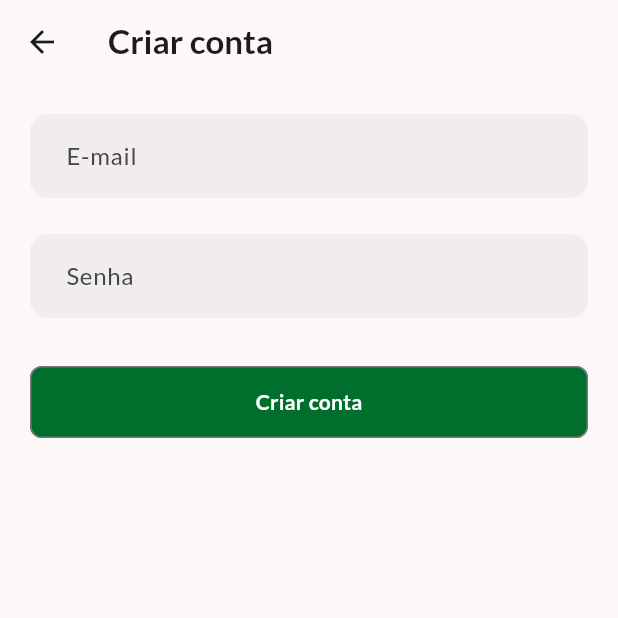
After one commit to gabiSato/fiap-tech-challenge-5-mobile, a Flutter app: the UserRegistrationScreen screen opened directly, on a phone screen of 412 x 824 dp, the top half of it. The commit adds this screen. Run offline on Flutter 3.47's test engine with Material 3 defaults, Android fonts, the phone set to English and light mode, and no system bars; our stand-ins replace google_fonts.

Commit message:
feat: add user registration screen

```diff
--- /dev/null
+++ b/lib/ui/auth/user_registration/widgets/user_registration_screen.dart
@@ -0,0 +1,35 @@
+import 'package:flutter/material.dart';
+
+class UserRegistrationScreen extends StatefulWidget {
+  const UserRegistrationScreen({super.key});
+
+  @override
+  State<UserRegistrationScreen> createState() => _UserRegistrationScreenState();
+}
+
+class _UserRegistrationScreenState extends State<UserRegistrationScreen> {
+  @override
+  Widget build(BuildContext context) {
+    return Scaffold(
+      appBar: AppBar(title: Text('Criar conta')),
+      body: SingleChildScrollView(
+        child: Padding(
+          padding: EdgeInsetsGeometry.all(20),
+          child: Column(
+            crossAxisAlignment: CrossAxisAlignment.stretch,
+            children: [
+              const TextField(decoration: InputDecoration(labelText: 'E-mail')),
+              const SizedBox(height: 24),
+              const TextField(
+                decoration: InputDecoration(labelText: 'Senha'),
+                obscureText: true,
+              ),
+              const SizedBox(height: 32),
+              FilledButton(onPressed: () {}, child: const Text('Criar conta')),
+            ],
+          ),
+        ),
+      ),
+    );
+  }
+}
--- a/lib/ui/core/themes/theme.dart
+++ b/lib/ui/core/themes/theme.dart
@@ -353,6 +353,9 @@ class MaterialTheme {
       scrolledUnderElevation: 0,
       backgroundColor: colorScheme.surface,
       foregroundColor: colorScheme.onSurface,
+      titleTextStyle: textTheme.titleLarge?.copyWith(
+        fontWeight: FontWeight.w600,
+      ),
     ),
 
     cardTheme: CardThemeData(
```
